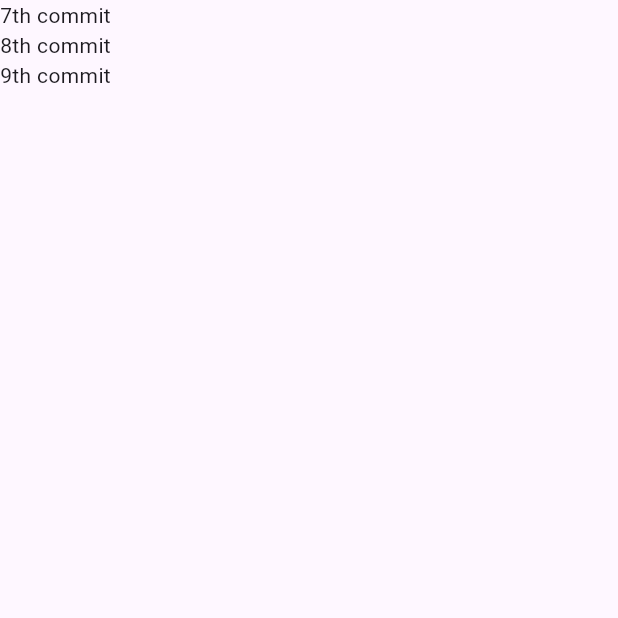
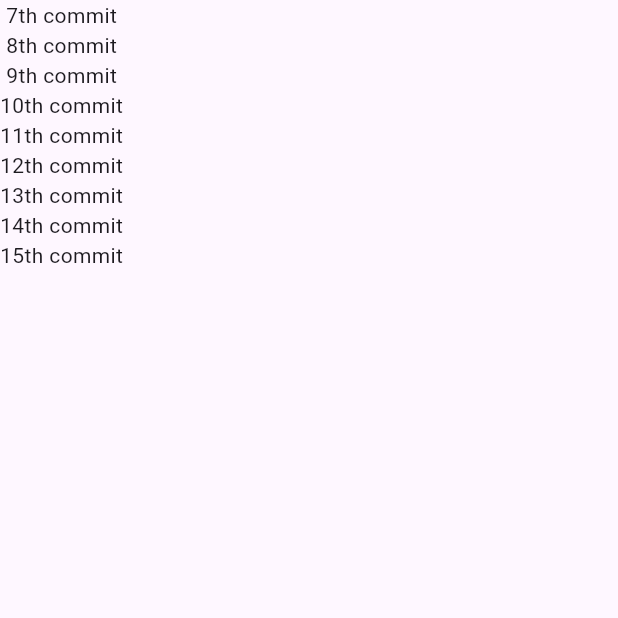
Before and after one commit to orozbaevelmar/Flutter_Order, a Flutter app: the screen it shows after launch, on a phone screen of 412 x 824 dp, the top half of it. Run offline on Flutter 3.47's test engine with Material 3 defaults, Android fonts, the phone set to English and light mode, and no system bars.

Commit message:
eighth commit

```diff
--- a/lib/main.dart
+++ b/lib/main.dart
@@ -20,6 +20,12 @@ class MyApp extends StatelessWidget {
               Text('7th commit'),
               Text('8th commit'),
               Text('9th commit'),
+              Text('10th commit'),
+              Text('11th commit'),
+              Text('12th commit'),
+              Text('13th commit'),
+              Text('14th commit'),
+              Text('15th commit'),
             ]),
           ),
         ),
```
